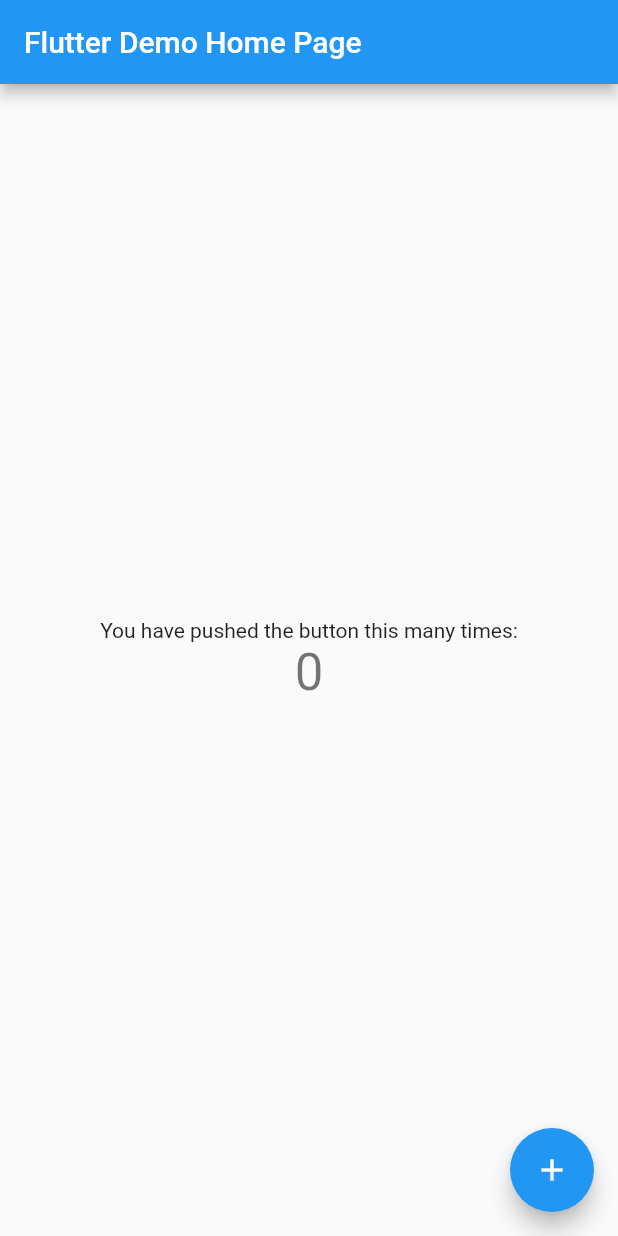
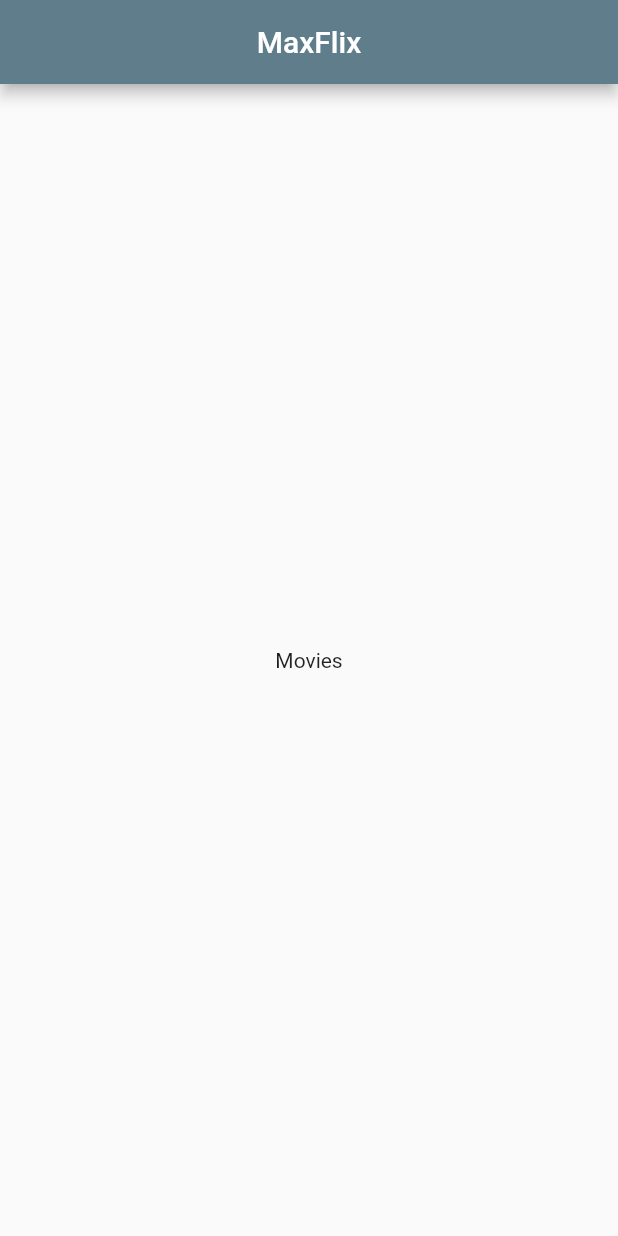
Before and after one commit to Pruzny/maxflix-old, a Flutter app: the screen it shows after launch, on a phone screen of 412 x 824 dp. Run offline on Flutter 3.47's test engine with Material 2 defaults, Android fonts, the phone set to English and light mode, and no system bars.

Commit message:
Create empty home

```diff
--- a/lib/main.dart
+++ b/lib/main.dart
@@ -1,4 +1,5 @@
 import 'package:flutter/material.dart';
+import 'package:maxflix/pages/home.dart';
 
 void main() {
   runApp(const MyApp());
@@ -13,103 +14,10 @@ class MyApp extends StatelessWidget {
     return MaterialApp(
       title: 'Flutter Demo',
       theme: ThemeData(
-        // This is the theme of your application.
-        //
-        // Try running your application with "flutter run". You'll see the
-        // application has a blue toolbar. Then, without quitting the app, try
-        // changing the primarySwatch below to Colors.green and then invoke
-        // "hot reload" (press "r" in the console where you ran "flutter run",
-        // or simply save your changes to "hot reload" in a Flutter IDE).
-        // Notice that the counter didn't reset back to zero; the application
-        // is not restarted.
-        primarySwatch: Colors.blue,
+        primarySwatch: Colors.blueGrey,
       ),
-      home: const MyHomePage(title: 'Flutter Demo Home Page'),
+      debugShowCheckedModeBanner: false,
+      home: const Home(),
     );
   }
 }
-
-class MyHomePage extends StatefulWidget {
-  const MyHomePage({super.key, required this.title});
-
-  // This widget is the home page of your application. It is stateful, meaning
-  // that it has a State object (defined below) that contains fields that affect
-  // how it looks.
-
-  // This class is the configuration for the state. It holds the values (in this
-  // case the title) provided by the parent (in this case the App widget) and
-  // used by the build method of the State. Fields in a Widget subclass are
-  // always marked "final".
-
-  final String title;
-
-  @override
-  State<MyHomePage> createState() => _MyHomePageState();
-}
-
-class _MyHomePageState extends State<MyHomePage> {
-  int _counter = 0;
-
-  void _incrementCounter() {
-    setState(() {
-      // This call to setState tells the Flutter framework that something has
-      // changed in this State, which causes it to rerun the build method below
-      // so that the display can reflect the updated values. If we changed
-      // _counter without calling setState(), then the build method would not be
-      // called again, and so nothing would appear to happen.
-      _counter++;
-    });
-  }
-
-  @override
-  Widget build(BuildContext context) {
-    // This method is rerun every time setState is called, for instance as done
-    // by the _incrementCounter method above.
-    //
-    // The Flutter framework has been optimized to make rerunning build methods
-    // fast, so that you can just rebuild anything that needs updating rather
-    // than having to individually change instances of widgets.
-    return Scaffold(
-      appBar: AppBar(
-        // Here we take the value from the MyHomePage object that was created by
-        // the App.build method, and use it to set our appbar title.
-        title: Text(widget.title),
-      ),
-      body: Center(
-        // Center is a layout widget. It takes a single child and positions it
-        // in the middle of the parent.
-        child: Column(
-          // Column is also a layout widget. It takes a list of children and
-          // arranges them vertically. By default, it sizes itself to fit its
-          // children horizontally, and tries to be as tall as its parent.
-          //
-          // Invoke "debug painting" (press "p" in the console, choose the
-          // "Toggle Debug Paint" action from the Flutter Inspector in Android
-          // Studio, or the "Toggle Debug Paint" command in Visual Studio Code)
-          // to see the wireframe for each widget.
-          //
-          // Column has various properties to control how it sizes itself and
-          // how it positions its children. Here we use mainAxisAlignment to
-          // center the children vertically; the main axis here is the vertical
-          // axis because Columns are vertical (the cross axis would be
-          // horizontal).
-          mainAxisAlignment: MainAxisAlignment.center,
-          children: <Widget>[
-            const Text(
-              'You have pushed the button this many times:',
-            ),
-            Text(
-              '$_counter',
-              style: Theme.of(context).textTheme.headlineMedium,
-            ),
-          ],
-        ),
-      ),
-      floatingActionButton: FloatingActionButton(
-        onPressed: _incrementCounter,
-        tooltip: 'Increment',
-        child: const Icon(Icons.add),
-      ), // This trailing comma makes auto-formatting nicer for build methods.
-    );
-  }
-}
--- /dev/null
+++ b/lib/pages/home.dart
@@ -0,0 +1,21 @@
+import 'package:flutter/material.dart';
+
+class Home extends StatefulWidget {
+  const Home({super.key});
+
+  @override
+  State<Home> createState() => _HomeState();
+}
+
+class _HomeState extends State<Home> {
+  @override
+  Widget build(BuildContext context) {
+    return Scaffold(
+      appBar: AppBar(
+        title: const Text("MaxFlix"),
+        centerTitle: true,
+      ),
+      body: const Center(child: Text("Movies")),
+    );
+  }
+}
```
Also changed, not shown: 1 other file.
